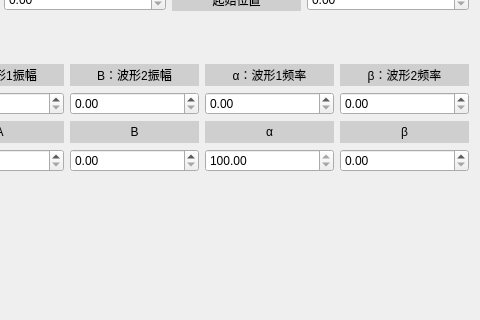
Before: the Qt Designer form newfatiguetestdialog.ui in zhengshihao1218/newsoft, drawn with Qt 5; both pictures show x 142 to 622 and y 109 to 429 of the 622 by 626 pixel window.
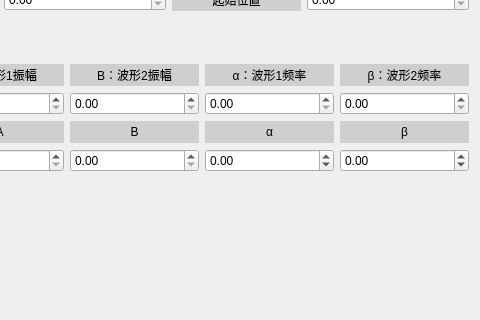
After: the same form once the commit is applied. Icons and pictures are not drawn. Custom widgets are drawn as their Qt base class.

What changed in the file:
```diff
--- a/newfatiguetestdialog.ui
+++ b/newfatiguetestdialog.ui
@@ -284,7 +284,11 @@
       </widget>
      </item>
      <item row="3" column="4">
-      <widget class="QDoubleSpinBox" name="b2"/>
+      <widget class="QDoubleSpinBox" name="b2">
+       <property name="minimum">
+        <double>-10.000000000000000</double>
+       </property>
+      </widget>
      </item>
      <item row="2" column="1">
       <widget class="QLabel" name="label_sensor_23">
@@ -312,7 +316,7 @@
      <item row="3" column="3">
       <widget class="QDoubleSpinBox" name="a2">
        <property name="minimum">
-        <double>100.000000000000000</double>
+        <double>-100.000000000000000</double>
        </property>
       </widget>
      </item>
```
